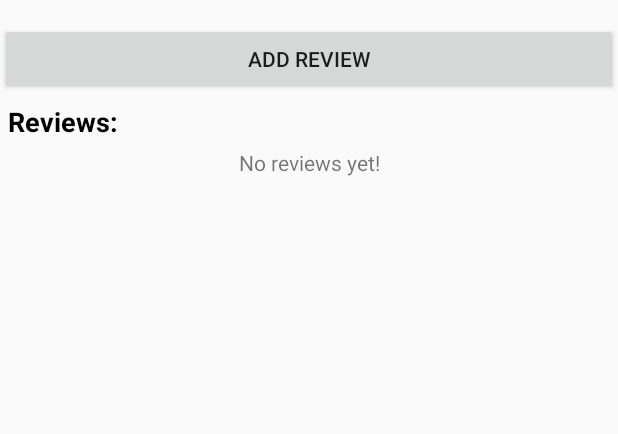
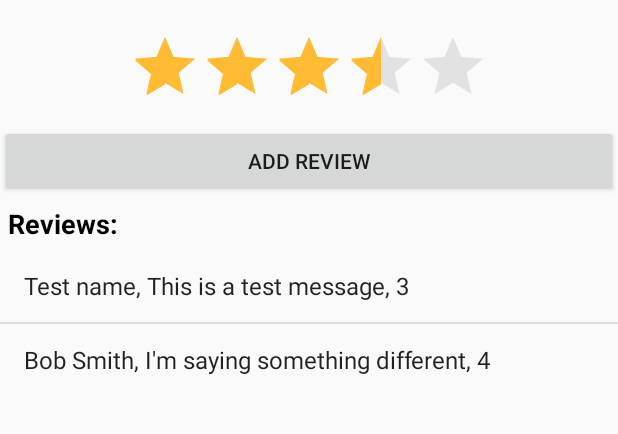
Before and after one commit to qwertie64982/ShipHappens, an Android app: the screen it shows after launch (CompanyActivity), on a phone screen of 412 x 824 dp, the part 249-683 px from its top. Run offline under Robolectric (Android 15) with nearby library versions, the phone set to English and light mode, and no system bars.

Commit message:
Add average rating bar

```diff
--- a/app/src/main/java/com/qwertie64982/shiphappens/CompanyActivity.java
+++ b/app/src/main/java/com/qwertie64982/shiphappens/CompanyActivity.java
@@ -9,6 +9,7 @@ package com.qwertie64982.shiphappens;
 import android.app.Activity;
 import android.content.DialogInterface;
 import android.content.Intent;
+import android.media.Rating;
 import android.net.Uri;
 import android.support.v7.app.AlertDialog;
 import android.support.v7.app.AppCompatActivity;
@@ -21,17 +22,17 @@ import android.view.MenuItem;
 import android.view.View;
 import android.widget.ArrayAdapter;
 import android.widget.Button;
+import android.widget.RatingBar;
 import android.widget.TextView;
 
 import java.util.ArrayList;
 
-// TODO: make a custom layout with name, rating, and comments (first 50 chars max, then ellipsis)
+// TODO: Custom ArrayAdapter layout with name, rating, and comments (first 50 chars max, then ellipsis)
+// there is a "Small" RatingBar style that would work well for this
 
-// TODO: Long click ListView item brings up dialog to delete
+// TODO: My item is at the top, and I can edit/delete it
 
-// TODO: Click ListView item brings up ReviewActivity but is not editable
-
-// TODO: Average star rating
+// TODO: Click ListView item brings up scrollable Dialog with their review in it
 
 // Long term: When the intent from ReviewActivity is received, add the user's review to a special
 //            location so they can edit/delete it.
@@ -63,6 +64,7 @@ public class CompanyActivity extends AppCompatActivity {
     // Views
     private Button addReviewButton;
     private TextView noReviewsTextView;
+    private RatingBar averageRatingBar;
 
     // Logic
     private boolean hasLeftReview;
@@ -110,6 +112,8 @@ public class CompanyActivity extends AppCompatActivity {
             reviewArrayList = (ArrayList<Review>) savedInstanceState.<Review>getParcelableArrayList(REVIEW_ARRAY_LIST);
         } else {
             reviewArrayList = new ArrayList<>();
+            reviewArrayList.add(new Review("Test name", "This is a test message", 3));
+            reviewArrayList.add(new Review("Bob Smith", "I'm saying something different", 4));
         }
 
         // this is were we pull the existing reviews from Firebase
@@ -122,6 +126,9 @@ public class CompanyActivity extends AppCompatActivity {
         reviewArrayAdapter = new ArrayAdapter<Review>(this, android.R.layout.simple_list_item_1, reviewArrayList);
         NonScrollListView reviewsListView = (NonScrollListView) findViewById(R.id.reviewsListView);
         reviewsListView.setAdapter(reviewArrayAdapter);
+
+        averageRatingBar = (RatingBar) findViewById(R.id.averageRatingBar);
+        updateAverageRatingBar();
     }
 
     /**
@@ -157,6 +164,7 @@ public class CompanyActivity extends AppCompatActivity {
             reviewArrayList.add(newReview);
             Log.d(TAG, "onActivityResult: List now contains: " + reviewArrayList);
             reviewArrayAdapter.notifyDataSetChanged();
+            updateAverageRatingBar();
             hasLeftReview = true;
             addReviewButton.setVisibility(View.GONE);
             noReviewsTextView.setVisibility(View.GONE);
@@ -203,10 +211,27 @@ public class CompanyActivity extends AppCompatActivity {
         }
     }
 
+    /**
+     * Runs whenever the instance is temporarily saved
+     * @param outState Bundle given to onCreate when the instance is loaded again
+     */
     @Override
     protected void onSaveInstanceState(Bundle outState) {
         outState.putBoolean(HAS_LEFT_REVIEW, hasLeftReview);
         outState.putParcelableArrayList(REVIEW_ARRAY_LIST, reviewArrayList);
         super.onSaveInstanceState(outState);
     }
+
+    /**
+     * Updates averageRatingBar with every review from reviewArrayList
+     */
+    private void updateAverageRatingBar() {
+        if (reviewArrayList.size() > 0) {
+            float total = 0;
+            for (Review listViewReview : reviewArrayList) {
+                total += listViewReview.getRating();
+            }
+            averageRatingBar.setRating(total / reviewArrayList.size());
+        }
+    }
 }
--- a/app/src/main/java/com/qwertie64982/shiphappens/Review.java
+++ b/app/src/main/java/com/qwertie64982/shiphappens/Review.java
@@ -38,10 +38,22 @@ public class Review implements Parcelable{
         this.rating = rating;
     }
 
+    /**
+     * Parcel constructor
+     * @param in input Parcel
+     */
     public Review(Parcel in) {
         this.author = in.readString();
         this.message = in.readString();
         this.rating = in.readInt();
+    }
+
+    /**
+     * Rating getter
+     * @return rating value
+     */
+    public int getRating() {
+        return rating;
     }
 
     /**
--- a/app/src/main/res/layout/activity_company.xml
+++ b/app/src/main/res/layout/activity_company.xml
@@ -21,6 +21,18 @@
             android:contentDescription="@string/company_logo"
             android:scaleType="fitCenter"
             app:srcCompat="@drawable/temp_company_logo" />
+
+        <RatingBar
+            android:id="@+id/averageRatingBar"
+            android:layout_width="wrap_content"
+            android:layout_height="wrap_content"
+            android:layout_gravity="center_horizontal"
+            android:layout_margin="5dp"
+            android:isIndicator="true"
+            android:numStars="5"
+            android:rating="0"
+            android:stepSize="0.1"
+            android:theme="@style/RatingBar" />
 
         <Button
             android:id="@+id/addReviewButton"
--- a/app/src/main/res/layout/activity_review.xml
+++ b/app/src/main/res/layout/activity_review.xml
@@ -27,7 +27,8 @@
             android:layout_margin="5dp"
             android:isIndicator="false"
             android:numStars="5"
-            android:stepSize="1" />
+            android:stepSize="1"
+            android:theme="@style/RatingBar" />
 
         <MultiAutoCompleteTextView
             android:id="@+id/messageEditText"
--- a/app/src/main/res/values/styles.xml
+++ b/app/src/main/res/values/styles.xml
@@ -2,10 +2,14 @@
 
     <!-- Base application theme. -->
     <style name="AppTheme" parent="Theme.AppCompat.Light.DarkActionBar">
-        <!-- Customize your theme here. -->
         <item name="colorPrimary">@color/colorPrimary</item>
         <item name="colorPrimaryDark">@color/colorPrimaryDark</item>
         <item name="colorAccent">@color/colorAccent</item>
     </style>
 
+    <!-- RatingBar theme -->
+    <style name="RatingBar" parent="Theme.AppCompat">
+        <item name="colorControlNormal">@android:color/darker_gray</item>
+        <item name="colorControlActivated">@android:color/holo_orange_light</item>
+    </style>
 </resources>
```
